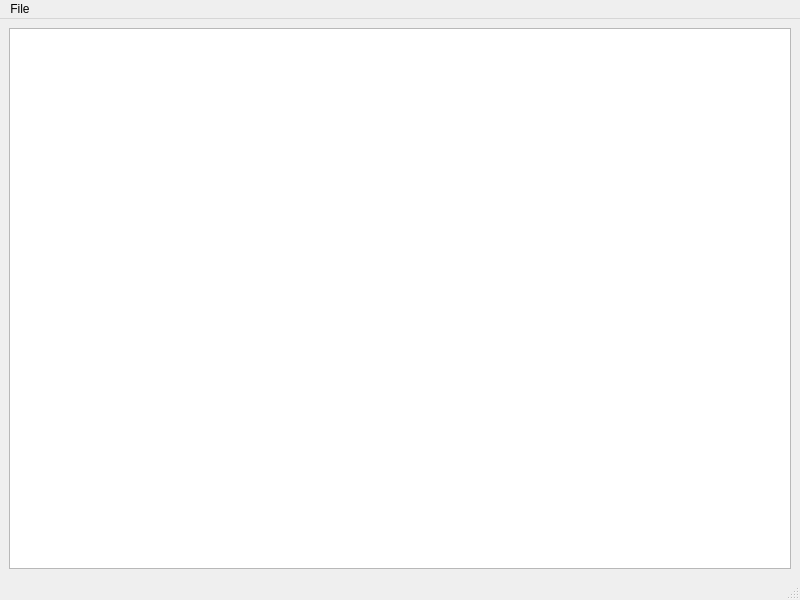
This is src/memory_atlas/editor/main_window.ui in SAD-Eng/mat as Qt 5 draws it before an edit. The edited form follows.
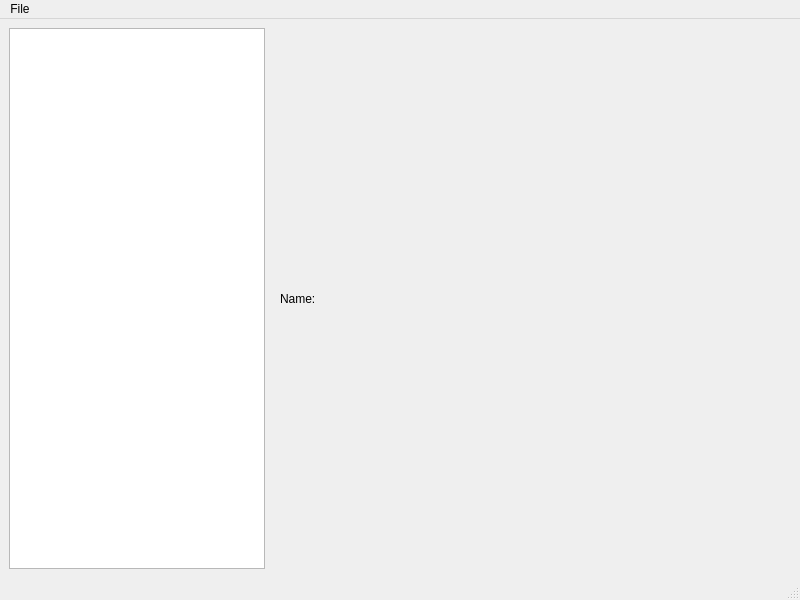
This is the edited form.

Commit message: MAT-3: More WIP on the tree view GUI, started on details panel but haven't gotten very far

Patch:
```diff
--- a/src/memory_atlas/editor/main_window.ui
+++ b/src/memory_atlas/editor/main_window.ui
@@ -14,10 +14,25 @@
    <string>Memory Atlas Editor</string>
   </property>
   <widget class="QWidget" name="widget">
-   <layout class="QHBoxLayout">
-    <item>
+      <layout class="QGridLayout" columnstretch="0,1">
+        <item row="0" column="0">
      <widget class="QTreeView" name="atlasTree"/>
     </item>
+        <item row="0" column="1">
+          <widget class="QStackedWidget" name="detailsPanelStack">
+            <widget class="QWidget" name="bomDetailPanel">
+              <layout class="QGridLayout">
+                <item row="0" column="0">
+                  <widget class="QLabel" name="label">
+                    <property name="text">
+                      <string>Name:</string>
+                    </property>
+                  </widget>
+                </item>
+              </layout>
+            </widget>
+          </widget>
+        </item>
    </layout>
   </widget>
   <widget class="QMenuBar" name="menubar">
```
Left out of the diff: 27 changed lines with no effect on the pictures. Lines whose indentation alone changed are shown as unchanged. The commit also changes 3 other files.
